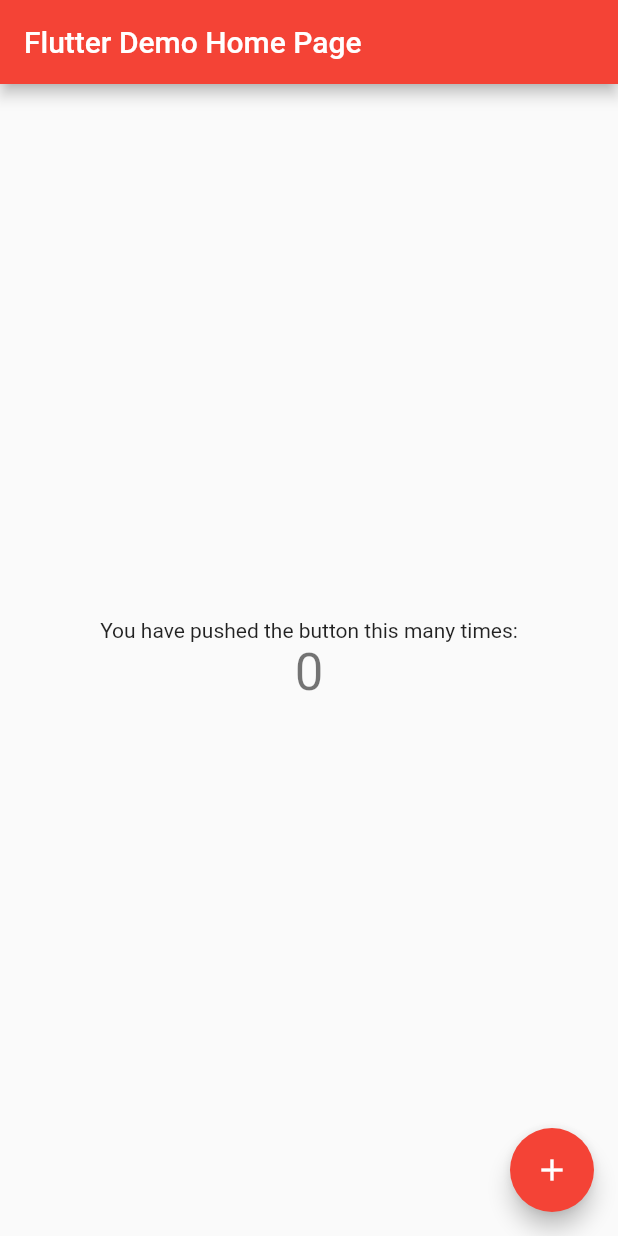
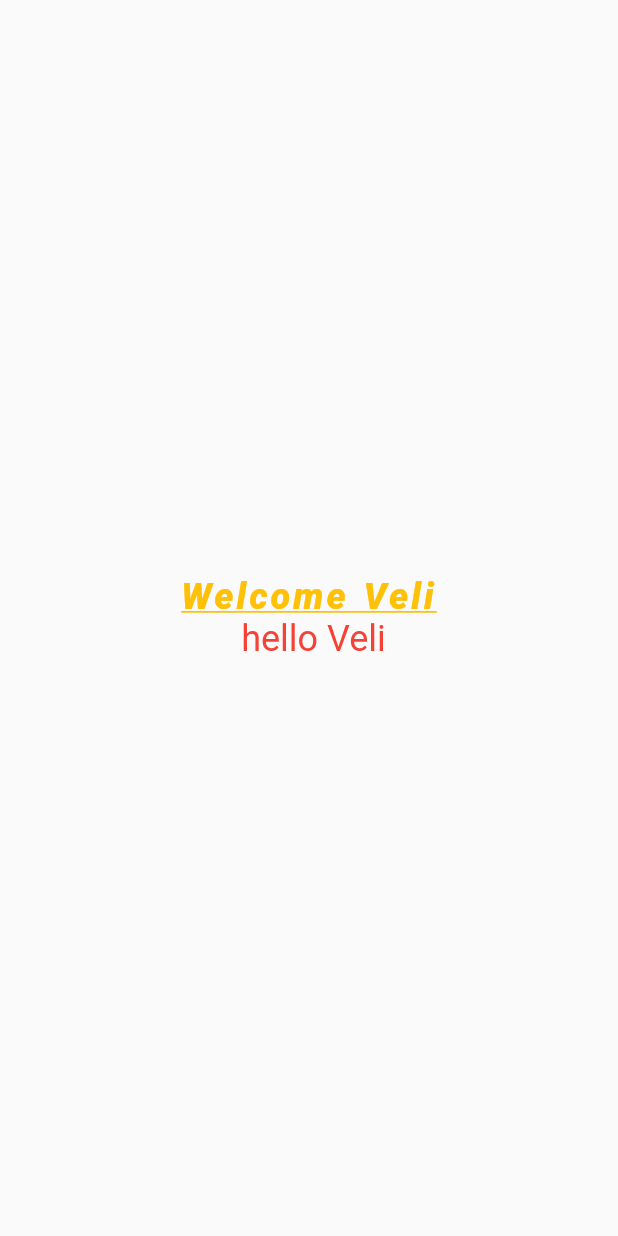
Before and after one commit to HavaGundogan/Hflutter_full_learn, a Flutter app: the screen it shows after launch, on a phone screen of 412 x 824 dp. Run offline on Flutter 3.47's test engine with Material 2 defaults, Android fonts, the phone set to English and light mode, and no system bars.

Commit message:
Created textStyle

```diff
--- /dev/null
+++ b/lib/101/text_learn.dart
@@ -0,0 +1,54 @@
+import 'package:flutter/material.dart';
+
+class TextLearnView extends StatelessWidget {
+  const TextLearnView({Key? key}) : super(key: key);
+  final String name = 'Veli';
+
+  @override
+  Widget build(BuildContext context) {
+    return Scaffold(
+      body: Center(
+      child: Column(mainAxisAlignment: MainAxisAlignment.center,
+      children: [
+          Text(
+        ('Welcome $name '),
+        maxLines: 2,
+        overflow: TextOverflow.ellipsis,
+        textAlign: TextAlign.center,
+        style: ProjectStyles.welcomeStyle,
+
+      ),
+        Text(
+        ('hello $name '),
+        maxLines: 2,
+        overflow: TextOverflow.ellipsis,
+        textAlign: TextAlign.right,
+        style: Theme.of(context).textTheme.headline5?.copyWith(color: Colors.red),
+
+      ),
+
+      ],)
+
+       ),
+    );
+  }
+}
+
+class ProjectStyles{
+
+static TextStyle welcomeStyle= const TextStyle(
+
+wordSpacing: 2,
+            decoration: TextDecoration.underline,
+            fontStyle: FontStyle.italic,
+      letterSpacing: 2,
+            fontSize: 24,
+            color: Colors.amber,
+            fontWeight: FontWeight.w800);
+
+
+}
+
+class ProjectColors {
+  static Color welcomeColor= Colors.red;
+}
--- a/lib/main.dart
+++ b/lib/main.dart
@@ -1,4 +1,5 @@
 import 'package:flutter/material.dart';
+import 'package:flutter_full_learn/101/text_learn.dart';
 
 void main() {
   runApp(const MyApp());       //ali dayı
@@ -16,61 +17,7 @@ class MyApp extends StatelessWidget {
 
         primarySwatch: Colors.red,
       ),
-      home: const MyHomePage(title: 'Flutter Demo Home Page'),  //evin çocuğu
+      home: const TextLearnView(),  //evin çocuğu
     );
   }
 }
-
-class MyHomePage extends StatefulWidget {
-  const MyHomePage({super.key, required this.title});
-
-
-
-  final String title;     //çocuğun adı yukarda
-
-  @override
-  State<MyHomePage> createState() => _MyHomePageState();
-}
-
-class _MyHomePageState extends State<MyHomePage> {
-  int _counter = 0;
-
-  void _incrementCounter() {
-    setState(() {
-
-      _counter++;
-    });
-  }
-
-  @override
-  Widget build(BuildContext context) {
-
-    return Scaffold(
-      appBar: AppBar(
-
-        title: Text(widget.title), //dedemden geleni alcam
-      ),
-      body: Center(
-
-        child: Column(
-
-          mainAxisAlignment: MainAxisAlignment.center,
-          children: <Widget>[
-            const Text(
-              'You have pushed the button this many times:',
-            ),
-            Text(
-              '$_counter',
-              style: Theme.of(context).textTheme.headline4,
-            ),
-          ],
-        ),
-      ),
-      floatingActionButton: FloatingActionButton(
-        onPressed: _incrementCounter,
-        tooltip: 'Increment',
-        child: const Icon(Icons.add),
-      ), // This trailing comma makes auto-formatting nicer for build methods.
-    );
-  }
-}
```
